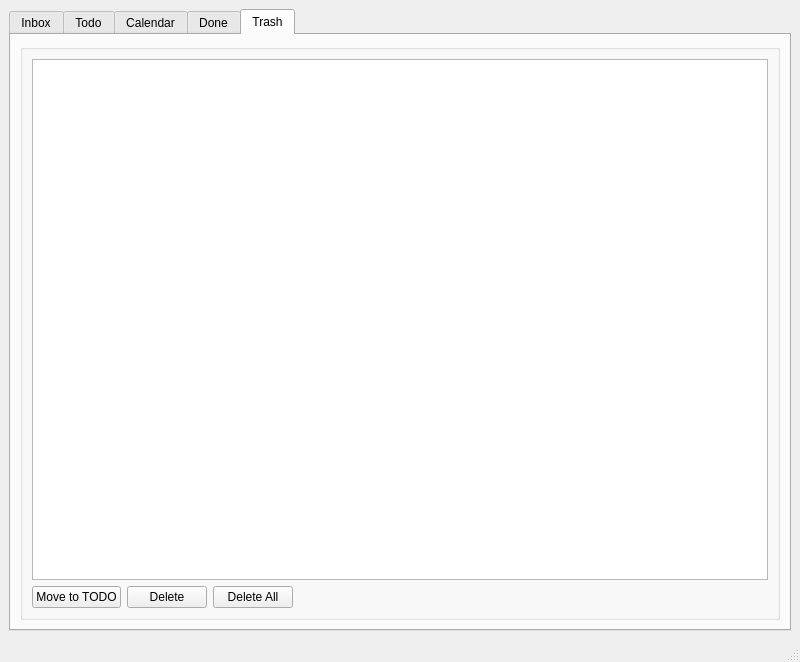
Before: the Qt Designer form GettingThingsDone/mainwindow.ui in eloranta/GettingThingsDone, drawn with Qt 5.
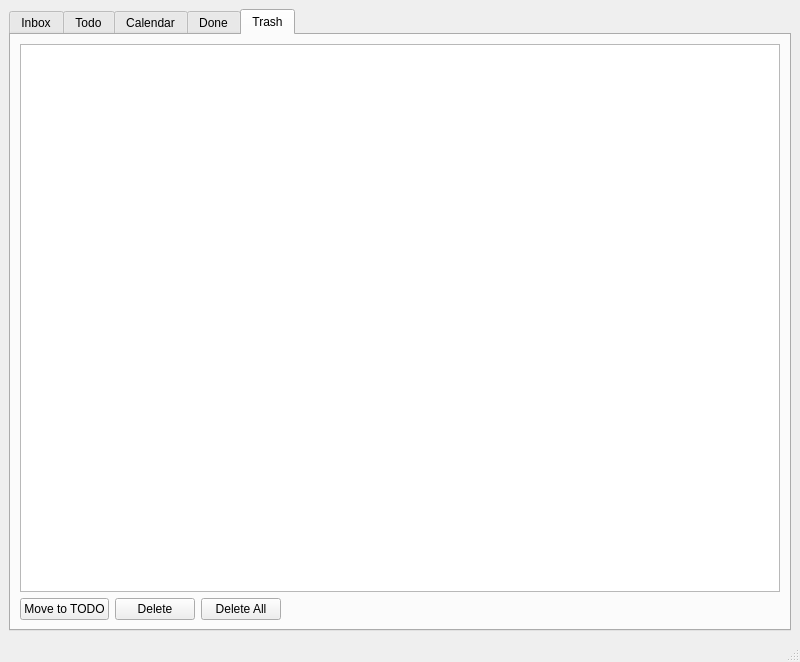
After: the same form once the commit is applied. The open tabs and pages were chosen to show the change.

Commit message: refactor: made headers uniform

Diff of the .ui file:
```diff
--- a/GettingThingsDone/mainwindow.ui
+++ b/GettingThingsDone/mainwindow.ui
@@ -308,13 +308,7 @@
         <string>Trash</string>
        </attribute>
        <layout class="QGridLayout" name="gridLayout_4">
-        <item row="0" column="0">
-         <widget class="QGroupBox" name="groupBox_4">
-          <property name="title">
-           <string/>
-          </property>
-          <layout class="QGridLayout" name="gridLayout_8">
-           <item row="0" column="0">
+        <item row="1" column="0">
             <layout class="QVBoxLayout" name="verticalLayout_8">
              <item>
               <widget class="QTableView" name="trashTableView">
@@ -327,18 +321,12 @@
                <property name="selectionBehavior">
                 <enum>QAbstractItemView::SelectRows</enum>
                </property>
-               <attribute name="horizontalHeaderDefaultSectionSize">
-                <number>28</number>
-               </attribute>
                <attribute name="horizontalHeaderStretchLastSection">
                 <bool>true</bool>
                </attribute>
                <attribute name="verticalHeaderVisible">
                 <bool>false</bool>
                </attribute>
-               <attribute name="verticalHeaderDefaultSectionSize">
-                <number>20</number>
-               </attribute>
               </widget>
              </item>
              <item>
@@ -380,9 +368,6 @@
               </layout>
              </item>
             </layout>
-           </item>
-          </layout>
-         </widget>
         </item>
        </layout>
       </widget>
```
Left out of the diff: 27 changed lines with no effect on the pictures. Lines whose indentation alone changed are shown as unchanged.
